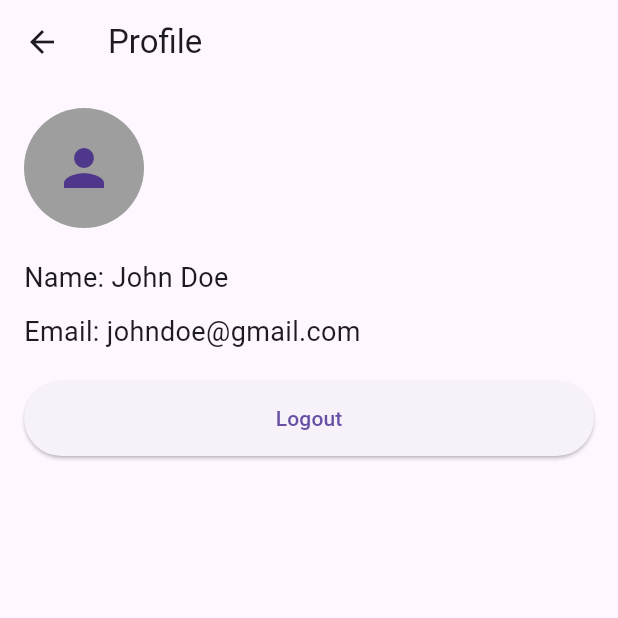
After one commit to ajayrana78767/Personal-Finance-Tracker-App, a Flutter app: the ProfileScreen screen opened directly, on a phone screen of 412 x 824 dp, the top half of it. The commit adds this screen. Run offline on Flutter 3.47's test engine with Material 3 defaults, Android fonts, the phone set to English and light mode, and no system bars; our stand-ins replace fl_chart.

Commit message:
Modified Code

```diff
--- a/lib/screens/home_screen.dart
+++ b/lib/screens/home_screen.dart
@@ -97,7 +97,6 @@ class HomeScreen extends StatelessWidget {
       elevation: 4,
       child: Container(
         width: 110,
-        height: 80,
         padding: const EdgeInsets.all(8),
         child: Column(
           mainAxisAlignment: MainAxisAlignment.center,
--- /dev/null
+++ b/lib/screens/profile_screen.dart
@@ -0,0 +1,47 @@
+import 'package:flutter/material.dart';
+
+class ProfileScreen extends StatelessWidget {
+  const ProfileScreen({super.key});
+
+  @override
+  Widget build(BuildContext context) {
+    return Scaffold(
+      appBar: AppBar(
+        title: const Text('Profile'),
+      ),
+      body: Padding(
+        padding: const EdgeInsets.all(16.0),
+        child: Column(
+          crossAxisAlignment: CrossAxisAlignment.start,
+          children: [
+            const CircleAvatar(
+              radius: 40,
+              backgroundColor: Colors.grey,
+              child: Icon(Icons.person, size: 40),
+            ),
+            const SizedBox(height: 20),
+            const Text(
+              'Name: John Doe',
+              style: TextStyle(fontSize: 18),
+            ),
+            const SizedBox(height: 10),
+            const Text(
+              'Email: johndoe@gmail.com',
+              style: TextStyle(fontSize: 18),
+            ),
+            const SizedBox(height: 20),
+            ElevatedButton(
+              onPressed: () {
+                // Handle logout
+              },
+              style: ElevatedButton.styleFrom(
+                minimumSize: const Size(double.infinity, 50),
+              ),
+              child: const Text('Logout'),
+            ),
+          ],
+        ),
+      ),
+    );
+  }
+}
```
Also changed, not shown: lib/screens/view_expenses_screen.dart (added, +29 -0 lines).
